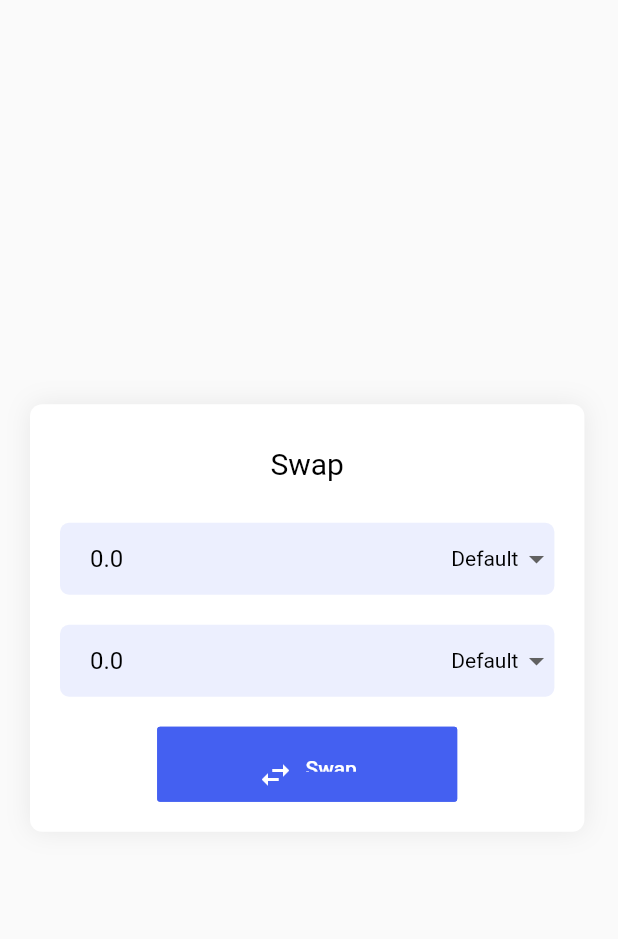
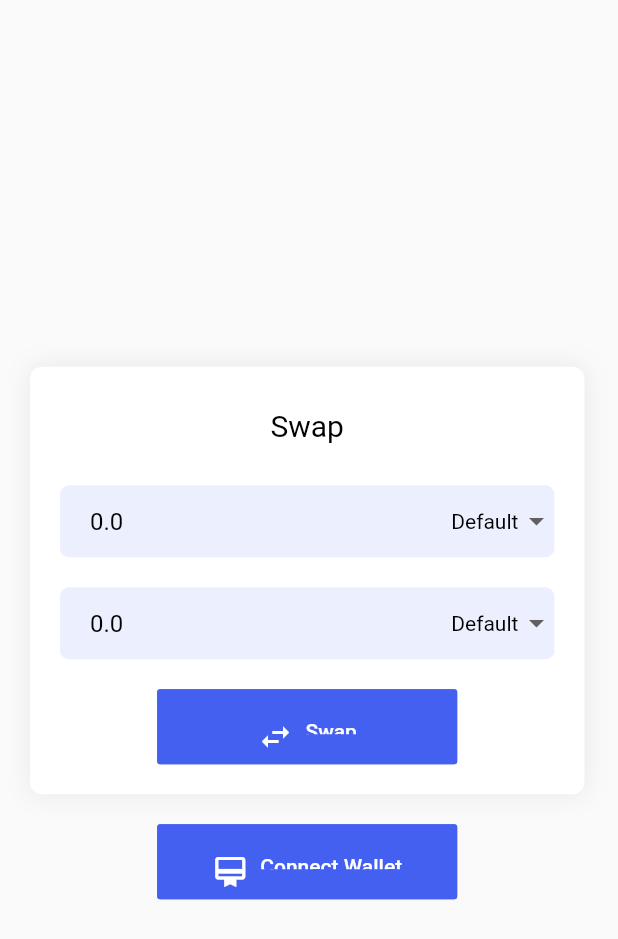
Before and after one commit to aditya-css/bug_busters_flutter, a Flutter app: the SwapTokenView widget shown alone on an empty page, opened directly, on a phone screen of 412 x 824 dp. Shown: the top 939 px of the screen. Run offline on Flutter 3.47's test engine with Material 2 defaults, Android fonts, the phone set to English and light mode, and no system bars; our stand-ins replace dio, file_picker, flutter_mobx, flutter_svg, mobx, retrofit and 2 more; missing offline and left inert: dart:html, flutter_web3, image_picker_web, network_logger; generated files the repository leaves out were written again; network calls fail; statements that could not run were skipped.

Commit message:
fixing bug

```diff
--- a/lib/features/profile/pages/swap_token_view.dart
+++ b/lib/features/profile/pages/swap_token_view.dart
@@ -1,6 +1,9 @@
 import 'package:bug_busters_flutter/core/constants/resources.dart';
 import 'package:bug_busters_flutter/core/widgets/custom_elevated_container.dart';
+import 'package:bug_busters_flutter/features/profile/mobx/profile_store.dart';
 import 'package:flutter/material.dart';
+import 'package:flutter_web3/flutter_web3.dart';
+import 'package:provider/provider.dart';
 
 class SwapTokenView extends StatefulWidget {
   SwapTokenView({Key? key}) : super(key: key);
@@ -10,6 +13,9 @@ class SwapTokenView extends StatefulWidget {
 }
 
 class _SwapTokenViewState extends State<SwapTokenView> {
+  final late store;
+
+
   String dropDownCurrency1 = "Default";
 
   String dropDownCurrency2 = "Default";
@@ -17,14 +23,20 @@ class _SwapTokenViewState extends State<SwapTokenView> {
   Map currencyList = <String, Widget>{
     'Default': const Text("Select Currency"),
     'ETH': const Text("ETH"),
-    'MTK': const Text("MTK")
+    'META': const Text("META")
   };
 
   var currency = [
     'Default',
     'ETH',
-    'MTK',
+    'META',
   ];
+
+  @override
+  void didChangeDependencies() {
+    super.didChangeDependencies();
+    store = Provider.of<ProfileStore>(context);
+  }
 
   @override
   Widget build(BuildContext context) {
@@ -32,11 +44,6 @@ class _SwapTokenViewState extends State<SwapTokenView> {
       mainAxisAlignment: MainAxisAlignment.center,
       crossAxisAlignment: CrossAxisAlignment.center,
       children: [
-        // SvgPicture.asset(
-        //   AppAssets.kBitcoin,
-        //   height: 200,
-        //   width: 500,
-        // ),
         Padding(
           padding: const EdgeInsets.all(20.0),
           child: CustomElevatedContainer(
@@ -67,7 +74,8 @@ class _SwapTokenViewState extends State<SwapTokenView> {
                         borderRadius: BorderRadius.circular(6),
                         borderSide: BorderSide.none,
                       ),
-                      contentPadding: const EdgeInsets.symmetric(horizontal: 20),
+                      contentPadding:
+                          const EdgeInsets.symmetric(horizontal: 20),
                       suffixIcon: DropdownButton(
                         value: dropDownCurrency1,
                         underline: const SizedBox.shrink(),
@@ -107,7 +115,8 @@ class _SwapTokenViewState extends State<SwapTokenView> {
                       ),
                       fillColor: AppColors.kPrimary.withOpacity(0.1),
                       filled: true,
-                      contentPadding: const EdgeInsets.symmetric(horizontal: 20),
+                      contentPadding:
+                          const EdgeInsets.symmetric(horizontal: 20),
                       suffixIcon: DropdownButton(
                         value: dropDownCurrency2,
                         style: const TextStyle(color: Colors.black),
@@ -162,6 +171,40 @@ class _SwapTokenViewState extends State<SwapTokenView> {
             ),
           ),
         ),
+        TextButton.icon(
+          onPressed: () async {
+            // `Ethereum.isSupported` is the same as `ethereum != null`
+            if (ethereum != null) {
+              try {
+                // Prompt user to connect to the provider, i.e. confirm the connection modal
+                final accs = await ethereum!
+                    .requestAccount(); // Get all accounts in node disposal
+                accs; // [foo,bar]
+              } on EthereumUserRejected {
+                print('User rejected the modal');
+              }
+            }
+          },
+          style: TextButton.styleFrom(
+            fixedSize: const Size(200, 50),
+            backgroundColor: AppColors.kPrimary,
+            elevation: 0,
+            padding: const EdgeInsets.symmetric(horizontal: 28, vertical: 20),
+            shape: RoundedRectangleBorder(
+                borderRadius: BorderRadius.circular(2),
+                side: const BorderSide(color: AppColors.kPrimary)),
+          ),
+          icon: const Icon(
+            Icons.wallet_membership_outlined,
+            color: AppColors.kWhite,
+          ),
+          label: const Text(
+            "Connect Wallet",
+            style: TextStyle(
+              color: AppColors.kWhite,
+            ),
+          ),
+        ),
       ],
     );
   }
--- a/lib/main.dart
+++ b/lib/main.dart
@@ -13,7 +13,10 @@ import 'features/homepage/pages/home_page.dart';
 
 void main() {
   runApp(
-    const MaterialApp(home: MyApp()),
+    const MaterialApp(
+      debugShowCheckedModeBanner: false,
+      home: MyApp(),
+    ),
   );
 }
 
--- a/pubspec.yaml
+++ b/pubspec.yaml
@@ -44,8 +44,8 @@ dependencies:
   retrofit: ^3.0.1
   json_annotation: ^4.4.0
   dio: ^4.0.4
-  network_logger: ^1.0.0
-  http: ^0.13.4
+  flutter_web3: ^2.1.9
+
 
 dev_dependencies:
   flutter_test:
```
Also changed, not shown: 1 other file.
